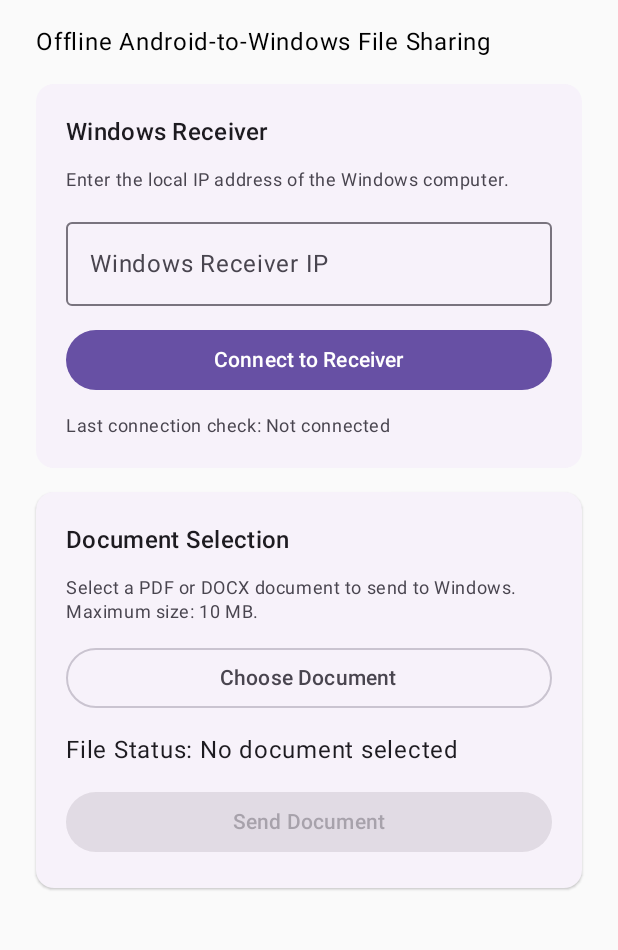
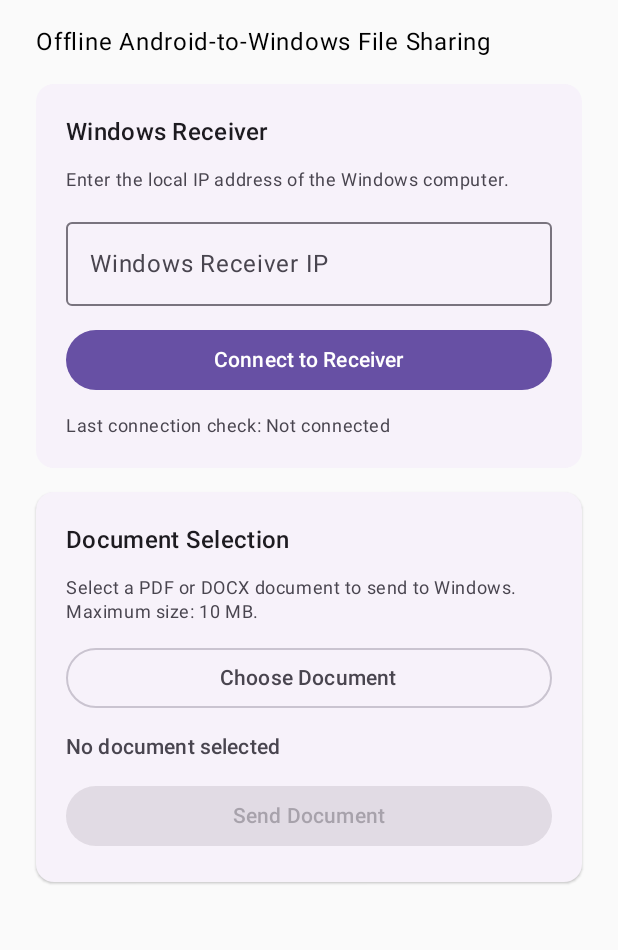
Before and after one commit to monkozen/PrintLink, an Android app built with Jetpack Compose: the screen it shows after launch (MainActivity), on a phone screen of 412 x 824 dp, the part 90-1040 px from its top. Run offline under Robolectric (Android 15) with nearby library versions, the phone set to English and light mode, and no system bars.

Commit message:
feat(android): add document selection card and improve transfer feedback

```diff
--- a/android-app/app/src/main/java/com/example/printlink/MainActivity.kt
+++ b/android-app/app/src/main/java/com/example/printlink/MainActivity.kt
@@ -311,7 +311,46 @@ class MainActivity : ComponentActivity() {
                                 Text("Size: $sizeLabel")
                             }
 
-                            Text("File Status: $fileStatus")
+                            val isSuccess =
+                                fileStatus.startsWith("Transfer successful!")
+
+                            val isRejected =
+                                fileStatus.startsWith("Transfer rejected:")
+
+                            val isFailed =
+                                fileStatus.startsWith("Transfer failed:")
+
+                            val isUncertain =
+                                fileStatus.startsWith("Transfer status uncertain.")
+
+                            val statusTitle = when {
+                                isSuccess -> "Document received"
+                                isRejected -> "Document rejected"
+                                isFailed -> "Transfer failed"
+                                isUncertain -> "Confirmation not received"
+                                else -> fileStatus
+                            }
+
+                            val statusColor = when {
+                                isSuccess -> MaterialTheme.colorScheme.primary
+                                isRejected || isFailed -> MaterialTheme.colorScheme.error
+                                isUncertain -> MaterialTheme.colorScheme.tertiary
+                                else -> MaterialTheme.colorScheme.onSurfaceVariant
+                            }
+
+                            Text(
+                                text = statusTitle,
+                                style = MaterialTheme.typography.titleSmall,
+                                color = statusColor
+                            )
+
+                            if (isSuccess || isRejected || isFailed || isUncertain) {
+                                Text(
+                                    text = fileStatus,
+                                    style = MaterialTheme.typography.bodySmall,
+                                    color = MaterialTheme.colorScheme.onSurfaceVariant
+                                )
+                            }
 
                             if (isSending) {
                                 LinearProgressIndicator(
```
